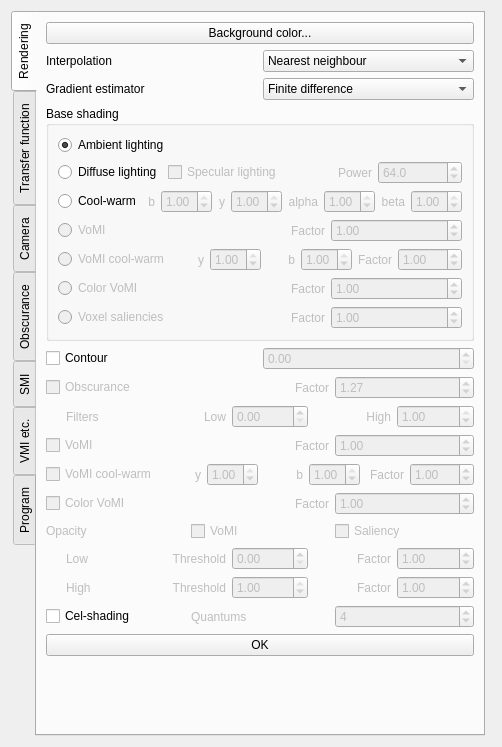
This is starviewer/src/extensions/playground/experimental3d/qexperimental3dextensionbase.ui in starviewer-medical/starviewer as Qt 5 draws it before an edit. The edited form follows.
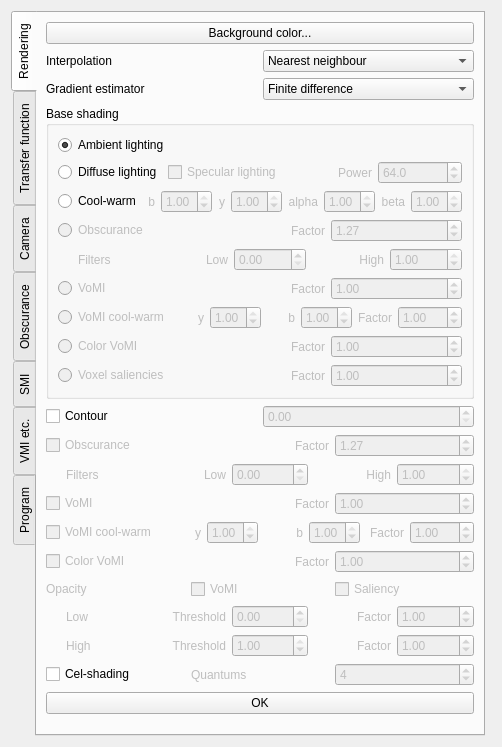
This is the edited form. Custom widgets are drawn as their Qt base class.

Commit message: ENH: Ara es pot visualitzar directament el mapa d'obscurances igual com ja es podia fer amb la VoMI.

Diff of the .ui file:
```diff
--- a/starviewer/src/extensions/playground/experimental3d/qexperimental3dextensionbase.ui
+++ b/starviewer/src/extensions/playground/experimental3d/qexperimental3dextensionbase.ui
@@ -293,6 +293,125 @@
             </item>
            </layout>
           </item>
+          <item>
+           <layout class="QVBoxLayout" name="verticalLayout_12">
+            <item>
+             <layout class="QHBoxLayout" name="horizontalLayout_47">
+              <item>
+               <widget class="QRadioButton" name="m_baseObscuranceRadioButton">
+                <property name="enabled">
+                 <bool>false</bool>
+                </property>
+                <property name="text">
+                 <string>Obscurance</string>
+                </property>
+               </widget>
+              </item>
+              <item>
+               <widget class="QLabel" name="m_baseObscuranceFactorLabel">
+                <property name="enabled">
+                 <bool>false</bool>
+                </property>
+                <property name="text">
+                 <string>Factor</string>
+                </property>
+                <property name="alignment">
+                 <set>Qt::AlignRight|Qt::AlignTrailing|Qt::AlignVCenter</set>
+                </property>
+               </widget>
+              </item>
+              <item>
+               <widget class="QDoubleSpinBox" name="m_baseObscuranceFactorDoubleSpinBox">
+                <property name="enabled">
+                 <bool>false</bool>
+                </property>
+                <property name="maximum">
+                 <double>3.000000000000000</double>
+                </property>
+                <property name="singleStep">
+                 <double>0.100000000000000</double>
+                </property>
+                <property name="value">
+                 <double>1.270000000000000</double>
+                </property>
+               </widget>
+              </item>
+             </layout>
+            </item>
+            <item>
+             <layout class="QHBoxLayout" name="horizontalLayout_48">
+              <property name="leftMargin">
+               <number>20</number>
+              </property>
+              <item>
+               <widget class="QLabel" name="m_baseObscuranceFiltersLabel">
+                <property name="enabled">
+                 <bool>false</bool>
+                </property>
+                <property name="text">
+                 <string>Filters</string>
+                </property>
+               </widget>
+              </item>
+              <item>
+               <widget class="QLabel" name="m_baseObscuranceLowFilterLabel">
+                <property name="enabled">
+                 <bool>false</bool>
+                </property>
+                <property name="text">
+                 <string>Low</string>
+                </property>
+                <property name="alignment">
+                 <set>Qt::AlignRight|Qt::AlignTrailing|Qt::AlignVCenter</set>
+                </property>
+               </widget>
+              </item>
+              <item>
+               <widget class="QDoubleSpinBox" name="m_baseObscuranceLowFilterDoubleSpinBox">
+                <property name="enabled">
+                 <bool>false</bool>
+                </property>
+                <property name="maximum">
+                 <double>1.000000000000000</double>
+                </property>
+                <property name="singleStep">
+                 <double>0.100000000000000</double>
+                </property>
+               </widget>
+              </item>
+              <item>
+               <widget class="QLabel" name="m_baseObscuranceHighFilterLabel">
+                <property name="enabled">
+                 <bool>false</bool>
+                </property>
+                <property name="text">
+                 <string>High</string>
+                </property>
+                <property name="alignment">
+                 <set>Qt::AlignRight|Qt::AlignTrailing|Qt::AlignVCenter</set>
+                </property>
+               </widget>
+              </item>
+              <item>
+               <widget class="QDoubleSpinBox" name="m_baseObscuranceHighFilterDoubleSpinBox">
+                <property name="enabled">
+                 <bool>false</bool>
+                </property>
+                <property name="maximum">
+                 <double>1.000000000000000</double>
+                </property>
+                <property name="singleStep">
+                 <double>0.100000000000000</double>
+                </property>
+                <property name="value">
+                 <double>1.000000000000000</double>
+                </property>
+               </widget>
+              </item>
+             </layout>
+            </item>
+           </layout>
+          </item>
           <item>
            <layout class="QHBoxLayout" name="horizontalLayout_5">
             <item>
```
The commit also changes 4 other files.
